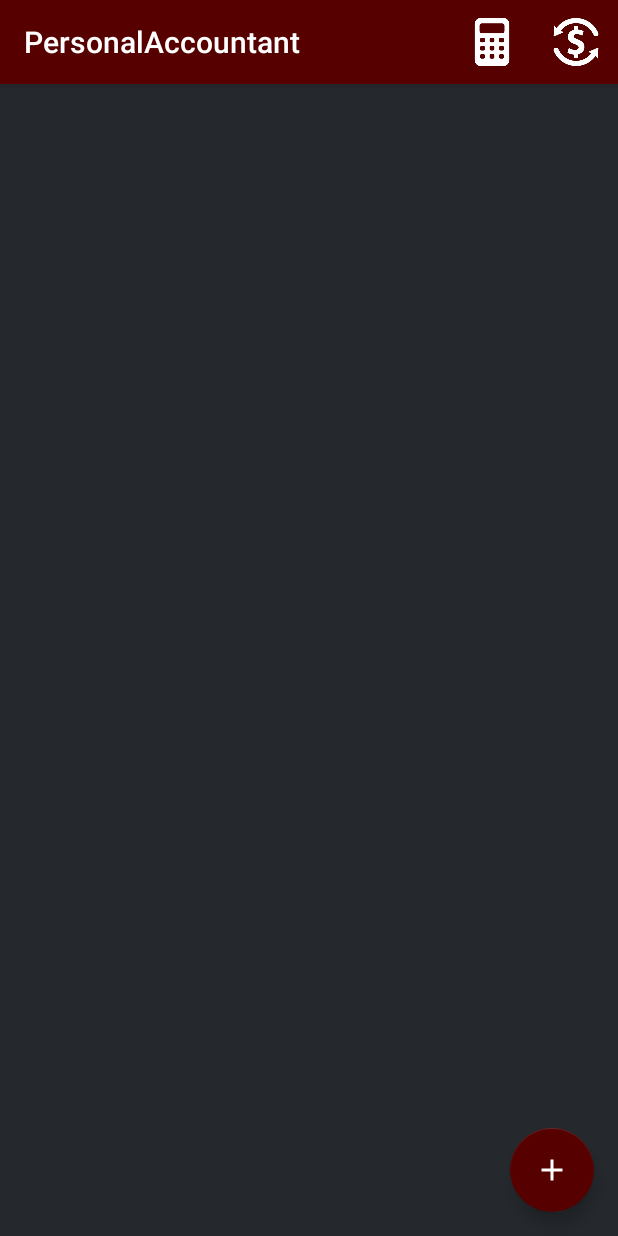
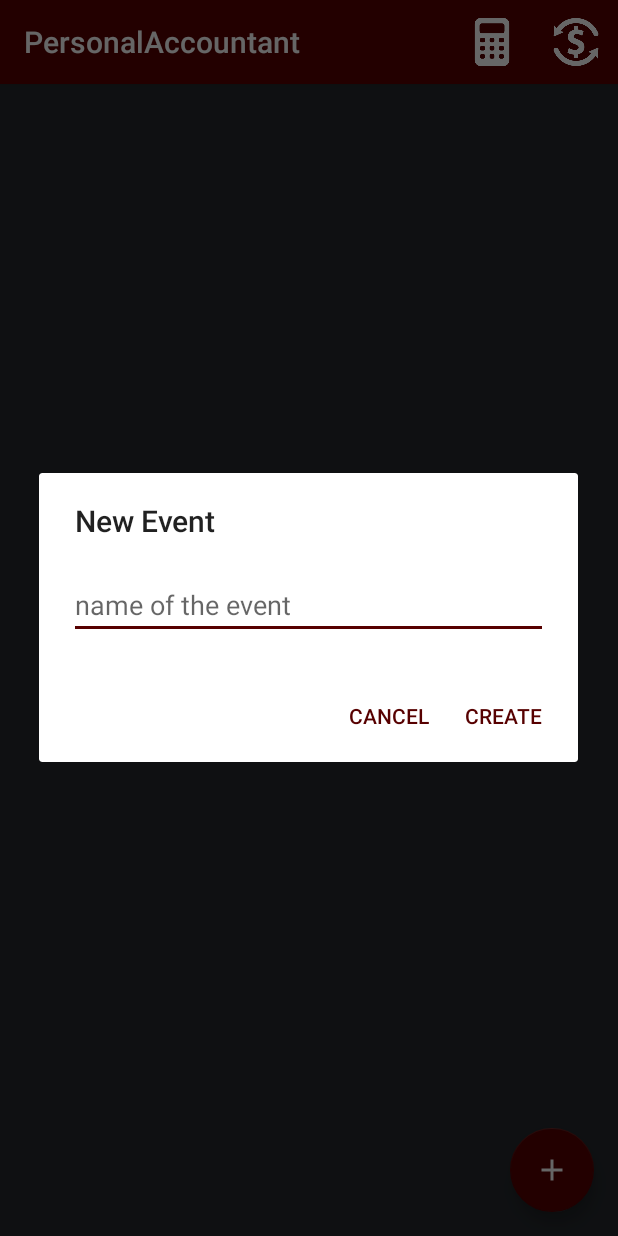
Before and after one commit to K0ala94/PersonalAccountant, an Android app: the screen it shows after launch (MainActivity), after a tap on an icon or button, on a phone screen of 412 x 824 dp. Run offline under Robolectric (Android 15) with nearby library versions, the phone set to English and light mode, and no system bars; our stand-ins replace Firebase (no records; nobody signed in at launch, a user with empty details on screens opened directly); libraries missing offline, so code that uses them is left out: com.orm; 1 statement that could not run was skipped.

Commit message:
Event létrehozas

```diff
--- a/app/src/main/java/mullerge/personalaccountent/MainActivity.java
+++ b/app/src/main/java/mullerge/personalaccountent/MainActivity.java
@@ -35,7 +35,7 @@ public class MainActivity extends AppCompatActivity {
         FragmentManager fragmentManager = getSupportFragmentManager();
         FragmentTransaction transaction =  fragmentManager.beginTransaction();
 
-        transaction.add(R.id.main_activity,new MonthFragment());
+        transaction.add(R.id.main_activity,new MonthFragment(), "month_fragment");
         transaction.commit();
 
         CurrencyLoader.getIntance(this).loadCurrencies();
--- /dev/null
+++ b/app/src/main/java/mullerge/personalaccountent/month/CreateEventDialoge.java
@@ -0,0 +1,50 @@
+package mullerge.personalaccountent.month;
+
+import android.app.Dialog;
+import android.content.Context;
+import android.content.DialogInterface;
+import android.os.Bundle;
+import android.support.v7.app.AlertDialog;
+import android.support.v7.app.AppCompatDialogFragment;
+import android.view.LayoutInflater;
+import android.view.View;
+import android.widget.EditText;
+
+import java.util.zip.Inflater;
+
+import mullerge.personalaccountent.R;
+
+public class CreateEventDialoge extends AppCompatDialogFragment implements Dialog.OnClickListener {
+
+    private Context context;
+    private NewEventListener listener;
+    private EditText eventNameET;
+
+    public interface NewEventListener{
+        public void onEventNameRecieved(String eventName);
+    }
+
+    @Override
+    public void onClick(DialogInterface dialog, int which) {
+        String eventName = eventNameET.getText().toString();
+        if(eventName != null && !eventName.isEmpty()){
+            listener.onEventNameRecieved(eventName);
+        }
+    }
+
+    @Override
+    public Dialog onCreateDialog(Bundle savedInstanceState) {
+        context = getActivity();
+        listener = (NewEventListener) getFragmentManager().findFragmentByTag("month_fragment");
+
+        return new AlertDialog.Builder(getContext()).setTitle("New Event").setView(getContentView()).setPositiveButton("create", this).setNegativeButton("cancel", null).create();
+    }
+
+
+    private View getContentView(){
+        View newEventLayout = LayoutInflater.from(context).inflate(R.layout.create_event_dialoge,null);
+        eventNameET = (EditText) newEventLayout.findViewById(R.id.eventName);
+
+        return newEventLayout;
+    }
+}
--- a/app/src/main/java/mullerge/personalaccountent/month/MonthAdapter.java
+++ b/app/src/main/java/mullerge/personalaccountent/month/MonthAdapter.java
@@ -144,7 +144,7 @@ public class MonthAdapter extends RecyclerView.Adapter<MonthAdapter.MonthViewHol
         @Override
         public boolean onLongClick(View v) {
 
-
+            if(month.getLabel() == null || month.getLabel().isEmpty()) {
                 Vibrator vibrator = (Vibrator) context.getSystemService(Context.VIBRATOR_SERVICE);
 
                 if (Build.VERSION.SDK_INT >= Build.VERSION_CODES.O) {
@@ -158,7 +158,8 @@ public class MonthAdapter extends RecyclerView.Adapter<MonthAdapter.MonthViewHol
 
                 PopupWindow detailsWindow = createPopupWindow(v);
                 //detailsWindow.showAtLocation(v, Gravity.CENTER, 0, 0);
-            detailsWindow.showAsDropDown(v,100,0,Gravity.CENTER);
+                detailsWindow.showAsDropDown(v, 100, 0, Gravity.CENTER);
+            }
 
             return true;
         }
--- a/app/src/main/java/mullerge/personalaccountent/month/MonthFragment.java
+++ b/app/src/main/java/mullerge/personalaccountent/month/MonthFragment.java
@@ -3,6 +3,7 @@ package mullerge.personalaccountent.month;
 
 import android.content.ComponentName;
 import android.content.Context;
+import android.content.DialogInterface;
 import android.content.Intent;
 import android.content.pm.PackageInfo;
 import android.content.pm.PackageManager;
@@ -14,6 +15,7 @@ import android.support.annotation.Nullable;
 import android.support.design.widget.FloatingActionButton;
 import android.support.design.widget.Snackbar;
 import android.support.v4.app.Fragment;
+import android.support.v7.app.AlertDialog;
 import android.support.v7.app.AppCompatActivity;
 import android.support.v7.widget.LinearLayoutManager;
 import android.support.v7.widget.RecyclerView;
@@ -47,7 +49,7 @@ import mullerge.personalaccountent.event.Event;
 import mullerge.personalaccountent.util.Currency;
 import mullerge.personalaccountent.util.CurrencyLoader;
 
-public class MonthFragment extends Fragment {
+public class MonthFragment extends Fragment implements CreateEventDialoge.NewEventListener {
 
     private RecyclerView recyclerView;
     private MonthAdapter adapter;
@@ -96,19 +98,10 @@ public class MonthFragment extends Fragment {
         fab.setOnClickListener(new View.OnClickListener() {
             @Override
             public void onClick(View view) {
-                Month newMonth = new Month();
-                Calendar now = Calendar.getInstance();
-                now.setTime(new Date());
-                newMonth.setMonth(now.get(Calendar.MONTH)-1);
-                newMonth.setYear(now.get(Calendar.YEAR));
-                newMonth.setIncome(450000);
-                newMonth.setLabel("Teszt");
 
-                monthRepo.saveMonth(newMonth);
-                expenseRepo.saveMonth(newMonth);
-
-    }
-});
+                new CreateEventDialoge().show(getActivity().getSupportFragmentManager(), null);
+            }
+        });
     }
 
     @Override
@@ -158,11 +151,34 @@ public class MonthFragment extends Fragment {
                 int position = viewHolder.getAdapterPosition();
 
                 Month deletedMonth = adapter.getMonths().get(position);
-                monthRepo.deleteMonth(deletedMonth);
+                confirmDelete(deletedMonth).show();
             }
         };
         ItemTouchHelper touchHelper = new ItemTouchHelper(deleteCallBack);
         touchHelper.attachToRecyclerView(recyclerView);
+    }
+
+    public AlertDialog confirmDelete(Month deletedMonth)
+    {
+        AlertDialog deleteDialodge =new AlertDialog.Builder(getActivity())
+                .setTitle("Delete")
+                .setMessage("Are you sure you want to delete this item?")
+                .setPositiveButton("Delete", new DialogInterface.OnClickListener(){
+
+                    public void onClick(DialogInterface dialog, int whichButton) {
+                        monthRepo.deleteMonth(deletedMonth);
+                        dialog.dismiss();
+                    }
+
+                })
+                .setNegativeButton("cancel", new DialogInterface.OnClickListener() {
+                    public void onClick(DialogInterface dialog, int which) {
+                        dialog.dismiss();
+                    }
+                })
+                .create();
+
+        return deleteDialodge;
     }
 
 
@@ -228,4 +244,19 @@ public class MonthFragment extends Fragment {
             Toast.makeText(getContext(),"No calculator found on your device", Toast.LENGTH_LONG);
         }
     }
+
+    @Override
+    public void onEventNameRecieved(String eventName) {
+
+        Month newMonth = new Month();
+        Calendar now = Calendar.getInstance();
+        now.setTime(new Date());
+        newMonth.setMonth(now.get(Calendar.MONTH)-1);
+        newMonth.setYear(now.get(Calendar.YEAR));
+        newMonth.setIncome(450000);
+        newMonth.setLabel(eventName);
+
+        monthRepo.saveMonth(newMonth);
+        expenseRepo.saveMonth(newMonth);
+    }
 }
--- /dev/null
+++ b/app/src/main/res/layout/create_event_dialoge.xml
@@ -0,0 +1,14 @@
+<?xml version="1.0" encoding="utf-8"?>
+<LinearLayout xmlns:android="http://schemas.android.com/apk/res/android"
+              android:orientation="vertical"
+              android:layout_width="match_parent"
+              android:layout_height="match_parent">
+
+    <EditText
+        android:id="@+id/eventName"
+        android:layout_width="match_parent"
+        android:layout_height="wrap_content"
+        android:layout_margin="20dp"
+        android:hint="name of the event"/>
+
+</LinearLayout>
```
Lines whose indentation alone changed are shown as unchanged.
